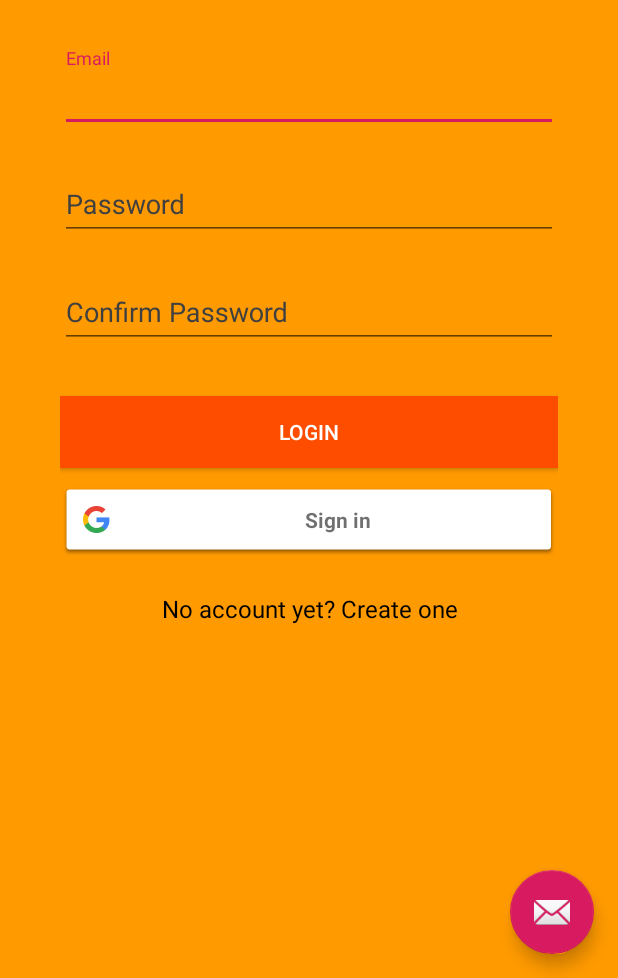
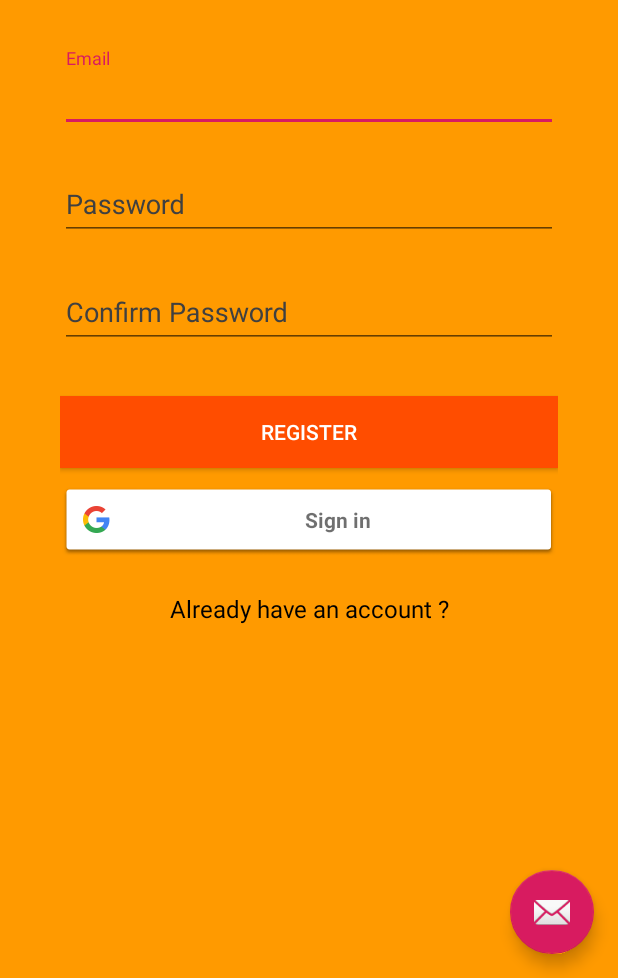
Before and after one commit to raflyalk/tubes-pbd-mobile, an Android app: the Register screen opened directly, with no data from a screen before it, on a phone screen of 412 x 824 dp, the part 258-1236 px from its top. Run offline under Robolectric (Android 15) with nearby library versions, the phone set to English and light mode, and no system bars; our stand-ins replace Firebase (no records; nobody signed in at launch, a user with empty details on screens opened directly).

Commit message:
Fix Redirect Problem

```diff
--- a/app/src/main/AndroidManifest.xml
+++ b/app/src/main/AndroidManifest.xml
@@ -15,6 +15,8 @@
             android:roundIcon="@mipmap/ic_launcher_round"
             android:supportsRtl="true"
             android:theme="@style/AppTheme">
+        <activity android:name=".StartPageActivity">
+        </activity>
         <activity
                 android:name=".Register"
                 android:label="@string/title_activity_register"
--- a/app/src/main/java/com/example/freya/Register.kt
+++ b/app/src/main/java/com/example/freya/Register.kt
@@ -9,21 +9,15 @@ import android.widget.Button
 import android.widget.EditText
 import android.widget.ProgressBar
 import android.widget.Toast
-import com.google.android.gms.auth.api.signin.GoogleSignIn
 import com.google.android.gms.auth.api.signin.GoogleSignInClient
-import com.google.android.gms.auth.api.signin.GoogleSignInOptions
 import com.google.android.gms.common.SignInButton
 import com.google.android.gms.tasks.OnCompleteListener
 import com.google.android.gms.tasks.Task
 import com.google.firebase.auth.AuthResult
 import com.google.firebase.auth.FirebaseAuth
-import com.google.firebase.auth.FirebaseUser
 import com.google.firebase.database.DatabaseReference
 import com.google.firebase.database.FirebaseDatabase
-import android.support.design.widget.Snackbar
-
 import kotlinx.android.synthetic.main.activity_register.*
-import java.lang.Exception
 
 class Register : AppCompatActivity() {
 
@@ -53,8 +47,8 @@ class Register : AppCompatActivity() {
             startActivity(Intent(this, MainActivity::class.java))
         }
 
-        btnRegister = findViewById(R.id.sign_in_button)
-        inputEmail = findViewById(R.id.email)
+        btnRegister = findViewById(R.id.btn_register)
+        inputEmail = findViewById(R.id.email_register)
         inputPassword = findViewById(R.id.password)
         inputConfirmPassword = findViewById(R.id.passwordConfirm)
 
@@ -98,6 +92,7 @@ class Register : AppCompatActivity() {
         if (!validateForm()) {
             return
         }
+        println("Masuk")
 
         auth.createUserWithEmailAndPassword(n_email, n_password)
             .addOnCompleteListener(this, OnCompleteListener<AuthResult>() { task: Task<AuthResult> ->
--- a/app/src/main/res/layout/content_register.xml
+++ b/app/src/main/res/layout/content_register.xml
@@ -1,4 +1,3 @@
-<?xml version="1.0" encoding="utf-8"?>
 <?xml version="1.0" encoding="utf-8"?>
 <LinearLayout
         xmlns:android="http://schemas.android.com/apk/res/android"
@@ -97,7 +96,7 @@
                     android:layout_height="wrap_content"
                     android:orientation="vertical">
                 <android.support.v7.widget.AppCompatButton
-                        android:id="@+id/btn_login"
+                        android:id="@+id/btn_register"
                         android:layout_width="fill_parent"
                         android:layout_height="wrap_content"
                         android:layout_marginTop="24dp"
@@ -106,7 +105,7 @@
                         android:textColor="@color/pureWhite"
                         android:background="@color/backTertiary"
                         android:textAlignment="center"
-                        android:text="@string/action_login"/>
+                        android:text="@string/action_register"/>
                 <com.google.android.gms.common.SignInButton
                         android:id="@+id/sign_up_button"
                         android:layout_width="fill_parent"
@@ -124,7 +123,7 @@
                     android:layout_height="wrap_content"
                     android:layout_marginBottom="24dp"
                     android:textColor="@color/black"
-                    android:text="@string/no_account_note"
+                    android:text="@string/have_account_note"
                     android:gravity="center"
                     android:textSize="16sp"/>
 
--- a/app/src/main/res/values/strings.xml
+++ b/app/src/main/res/values/strings.xml
@@ -11,6 +11,7 @@
     <string name="action_sign_in">Sign in or register</string>
     <string name="action_sign_in_short">Sign in</string>
     <string name="no_account_note">No account yet? Create one</string>
+    <string name="have_account_note">Already have an account ?</string>
     <string name="error_invalid_email">This email address is invalid</string>
     <string name="error_invalid_password">This password is too short</string>
     <string name="error_incorrect_password">This password is incorrect</string>
```
Also changed, not shown: app/src/main/java/com/example/freya/LoginActivity.kt (+19 -8 lines), app/src/main/java/com/example/freya/StartPageActivity.kt (added, +12 -0 lines), app/src/main/res/layout/activity_start_page.xml (added, +9 -0 lines).
